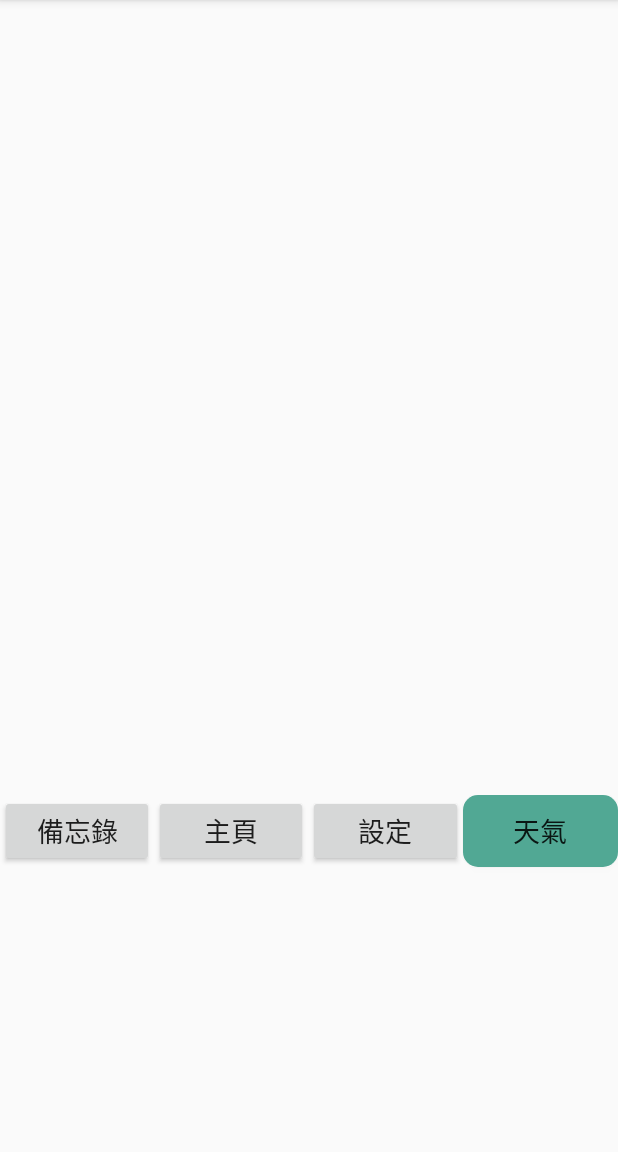
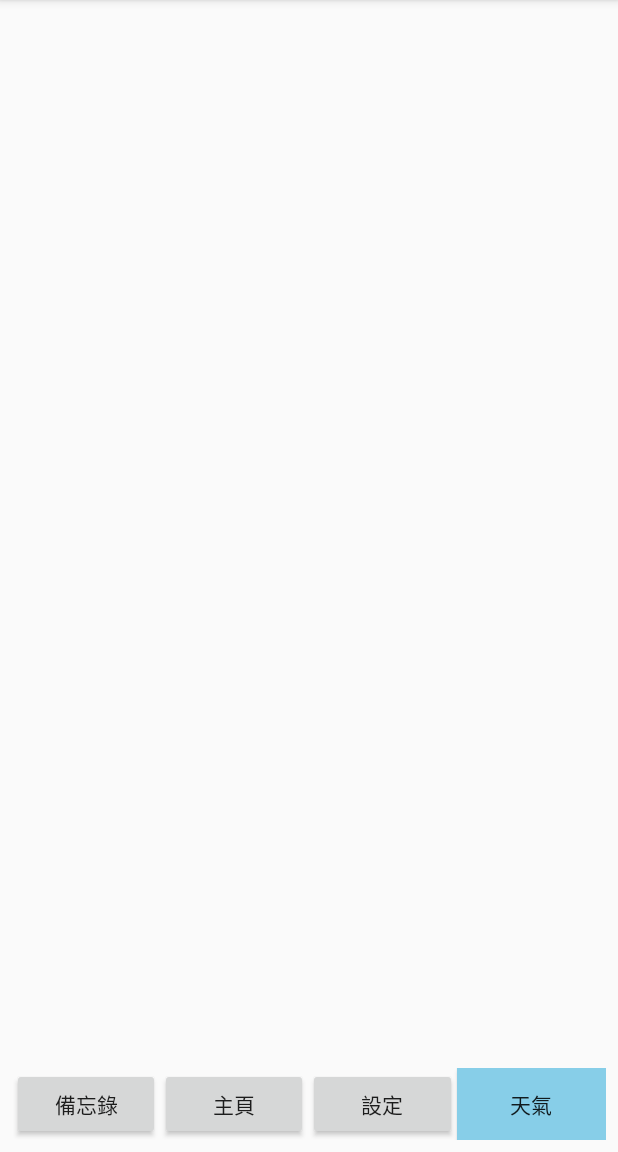
Before and after one commit to sweetweet/SuperAlarmClock, an Android app: the WeatherActivity screen opened directly, with no data from a screen before it, on a phone screen of 412 x 824 dp, the part 84-1236 px from its top. Run offline under Robolectric (Android 15) with nearby library versions, the phone set to English and light mode, and no system bars; our stand-ins replace Firebase (no records; nobody signed in at launch, a user with empty details on screens opened directly).

Commit message:
增加天氣顯示

```diff
--- a/app/build.gradle
+++ b/app/build.gradle
@@ -22,7 +22,10 @@ dependencies {
     implementation fileTree(dir: 'libs', include: ['*.jar'])
     implementation 'com.android.support:appcompat-v7:27.1.1'
     implementation 'com.android.support.constraint:constraint-layout:1.1.2'
+    implementation 'com.google.firebase:firebase-database:11.8.0'
     testImplementation 'junit:junit:4.12'
     androidTestImplementation 'com.android.support.test:runner:1.0.2'
     androidTestImplementation 'com.android.support.test.espresso:espresso-core:3.0.2'
 }
+
+apply plugin: 'com.google.gms.google-services'
--- a/app/src/main/java/com/example/a36432/superalarmclock/SetBackActivity.java
+++ b/app/src/main/java/com/example/a36432/superalarmclock/SetBackActivity.java
@@ -25,8 +25,14 @@ public class SetBackActivity extends AppCompatActivity {
     protected void onCreate(Bundle savedInstanceState) {
         super.onCreate(savedInstanceState);
         setContentView(R.layout.activity_set_back);
+        Color color = new Color();
+
+        final LinearLayout background = (LinearLayout) findViewById(R.id.linearLayout);
+        //View root = someView.getRootView();
+
 
         red=(Button)findViewById(R.id.btn_red);
+
         yellow=(Button)findViewById(R.id.btn_yellow);
         blue=(Button)findViewById(R.id.btn_blue);
         orange=(Button)findViewById(R.id.btn_orange);
@@ -39,6 +45,7 @@ public class SetBackActivity extends AppCompatActivity {
             public void onClick(View v) {
                 Intent intent = new Intent();
                 intent.setClass(SetBackActivity.this, MainActivity.class);
+                background.setBackgroundColor(Color.RED);
                 startActivity(intent);
 
             }
--- a/app/src/main/java/com/example/a36432/superalarmclock/WeatherActivity.java
+++ b/app/src/main/java/com/example/a36432/superalarmclock/WeatherActivity.java
@@ -1,15 +1,48 @@
 package com.example.a36432.superalarmclock;
 
 import android.content.Intent;
+import android.os.Handler;
+import android.os.Message;
+import android.provider.ContactsContract;
 import android.support.v7.app.AppCompatActivity;
 import android.os.Bundle;
+import android.util.Log;
 import android.view.View;
 import android.widget.Button;
+import android.widget.ListView;
+import android.widget.TextView;
+
+import com.google.firebase.database.DataSnapshot;
+import com.google.firebase.database.DatabaseError;
+import com.google.firebase.database.DatabaseReference;
+import com.google.firebase.database.FirebaseDatabase;
+import com.google.firebase.database.ValueEventListener;
+
+import java.util.ArrayList;
+import java.util.List;
 
 public class WeatherActivity extends AppCompatActivity {
     private Button note;
     private Button set;
     private Button home;
+
+
+    private static final int LIST_HOTELS = 1;
+
+
+    private Handler handler = new Handler() {
+        public void handleMessage(Message msg) {
+            switch (msg.what) {
+                case LIST_HOTELS: {
+
+                    break;
+                }
+            }
+        }
+    };
+
+
+
 
 
     @Override
@@ -20,6 +53,12 @@ public class WeatherActivity extends AppCompatActivity {
         note=(Button)findViewById(R.id.btn_memo);
         set=(Button)findViewById(R.id.btn_set);
         home=(Button)findViewById(R.id.btn_home);
+
+
+
+
+        getHotelFromFireBase();
+
 
 
         note.setOnClickListener(new View.OnClickListener() {
@@ -54,4 +93,67 @@ public class WeatherActivity extends AppCompatActivity {
 
 
     }
+
+
+
+    private void getHotelFromFireBase(){
+        FirebaseDatabase db = FirebaseDatabase.getInstance();
+        DatabaseReference myRef = db.getReference("");
+        myRef.addValueEventListener(new ValueEventListener() {
+            @Override
+            public void onDataChange(DataSnapshot dataSnapshot) {
+                new FirebaseThread(dataSnapshot).start();
+            }
+
+            @Override
+            public void onCancelled(DatabaseError databaseError) {
+                Log.v("Hotel", databaseError.getMessage());
+            }
+        });
+    }
+
+
+    class FirebaseThread extends Thread {
+        private DataSnapshot dataSnapshot;
+        public FirebaseThread(DataSnapshot dataSnapshot) {
+            this.dataSnapshot = dataSnapshot;
+        }
+        public void run() {
+            handler.post(rb);
+        }
+        Runnable rb = new Runnable() {
+
+            @Override
+            public void run() {
+                String Name;
+                String Temperature;
+                String Weather;
+                for (DataSnapshot ds : dataSnapshot.getChildren()) {
+                    DataSnapshot dsName = ds.child("SiteName");
+                    DataSnapshot dsTemperature = ds.child("Temperature");
+                    DataSnapshot dsWeather = ds.child("Weather");
+                    Name = (String) dsName.getValue();
+                    Temperature = (String) dsTemperature.getValue();
+                    Weather = (String) dsWeather.getValue();
+                    Log.d("cityname", Name);
+                    TextView tv_city = (TextView) findViewById(R.id.City);
+                    TextView tv_weather = (TextView) findViewById(R.id.Weather);
+                    TextView tv_temperature = (TextView) findViewById(R.id.Temperature);
+                    tv_city.postInvalidate();
+                    tv_city.setText(Name);
+                tv_weather.postInvalidate();
+                tv_weather.setText(Weather);
+                tv_temperature.postInvalidate();
+                tv_temperature.setText("氣溫:"+Temperature+"℃ ");
+
+                    if (Name.equals("臺中")) break;
+
+                }
+
+
+            }
+        };
+
+
+    }
 }
--- a/app/src/main/res/layout/activity_weather.xml
+++ b/app/src/main/res/layout/activity_weather.xml
@@ -6,39 +6,50 @@
     android:layout_height="match_parent"
     tools:context=".MainActivity">
 
-    <LinearLayout
-        android:layout_width="match_parent"
-        android:layout_height="match_parent"
-        android:orientation="vertical">
+    <TextView
+        android:id="@+id/City"
+        android:layout_width="381dp"
+        android:layout_height="54dp"
+        android:layout_marginEnd="8dp"
+        android:layout_marginStart="8dp"
 
-        <TextView
-            android:layout_width="match_parent"
-            android:layout_height="50dp"
-            android:layout_marginStart="50dp"
-            android:textSize="30sp"
-            app:layout_constraintBottom_toBottomOf="parent"
-            app:layout_constraintLeft_toLeftOf="parent"
-            app:layout_constraintRight_toRightOf="parent"
+        android:textSize="100px"
+        android:gravity="center"
+        app:layout_constraintEnd_toEndOf="parent"
+        app:layout_constraintHorizontal_bias="0.461"
+        app:layout_constraintStart_toStartOf="parent"
         app:layout_constraintTop_toTopOf="parent" />
 
     <TextView
-            android:id="@+id/textView3"
+        android:id="@+id/Weather"
         android:layout_width="match_parent"
-            android:layout_height="480dp" />
+        android:layout_height="50dp"
+        android:textSize="100px"
+        android:gravity="center"
+        app:layout_constraintBottom_toBottomOf="parent"
+        app:layout_constraintHorizontal_bias="0.0"
+        app:layout_constraintLeft_toLeftOf="parent"
+        app:layout_constraintRight_toRightOf="parent"
+        app:layout_constraintTop_toTopOf="parent"
+        app:layout_constraintVertical_bias="0.14" />
 
     <LinearLayout
         android:layout_width="match_parent"
-            android:layout_height="match_parent"
-            android:orientation="horizontal">
-
+        android:layout_height="wrap_content"
+        android:layout_marginBottom="8dp"
+        android:layout_marginEnd="8dp"
+        android:layout_marginStart="8dp"
+        android:orientation="horizontal"
+        app:layout_constraintBottom_toBottomOf="parent"
+        app:layout_constraintEnd_toEndOf="parent"
+        app:layout_constraintStart_toStartOf="parent">
 
         <Button
             android:id="@+id/btn_memo"
             android:layout_width="wrap_content"
             android:layout_height="wrap_content"
             android:layout_weight="1"
-                android:text="備忘錄"
-                android:textSize="18sp" />
+            android:text="備忘錄" />
 
 
         <Button
@@ -46,26 +57,37 @@
             android:layout_width="wrap_content"
             android:layout_height="wrap_content"
             android:layout_weight="1"
-                android:text="主頁"
-                android:textSize="18sp" />
+            android:text="主頁" />
 
         <Button
             android:id="@+id/btn_set"
             android:layout_width="wrap_content"
             android:layout_height="wrap_content"
             android:layout_weight="1"
-                android:text="設定"
-                android:textSize="18sp" />
+            android:text="設定" />
 
         <Button
             android:id="@+id/btn_weather"
             android:layout_width="wrap_content"
             android:layout_height="wrap_content"
-                android:background="@drawable/btn_shape"
             android:layout_weight="1"
-                android:text="天氣"
-                android:textSize="18sp" />
-        </LinearLayout>
+            android:background="#87cee8"
+            android:text="天氣" />
     </LinearLayout>
 
+    <TextView
+        android:id="@+id/Temperature"
+        android:layout_width="367dp"
+        android:layout_height="64dp"
+        android:layout_marginEnd="8dp"
+        android:layout_marginStart="8dp"
+        android:layout_marginTop="160dp"
+
+        android:gravity="center"
+        android:textSize="100px"
+        app:layout_constraintEnd_toEndOf="parent"
+        app:layout_constraintHorizontal_bias="1.0"
+        app:layout_constraintStart_toStartOf="parent"
+        app:layout_constraintTop_toTopOf="parent" />
+
 </android.support.constraint.ConstraintLayout>
--- a/build.gradle
+++ b/build.gradle
@@ -12,6 +12,7 @@ buildscript {
 
         // NOTE: Do not place your application dependencies here; they belong
         // in the individual module build.gradle files
+        classpath 'com.google.gms:google-services:3.1.1'
     }
 }
 
```
Lines whose indentation alone changed are shown as unchanged.
